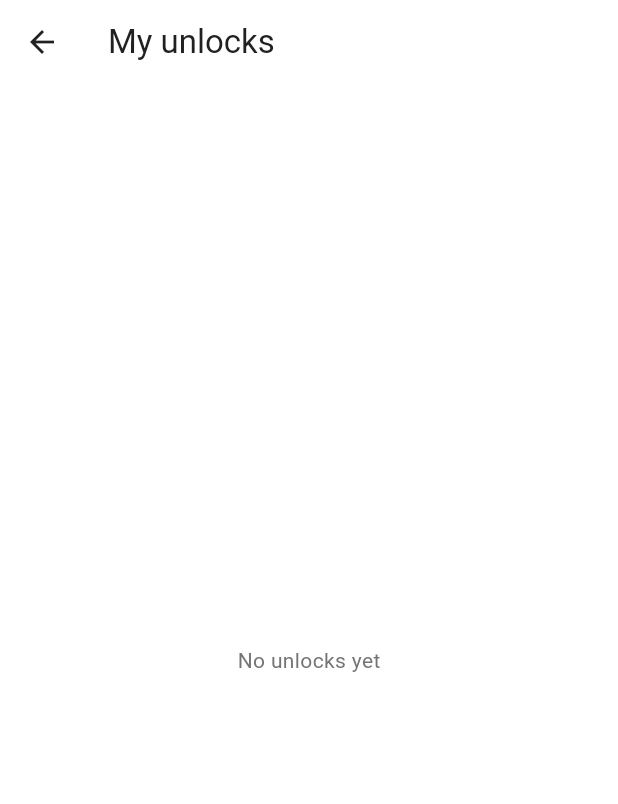
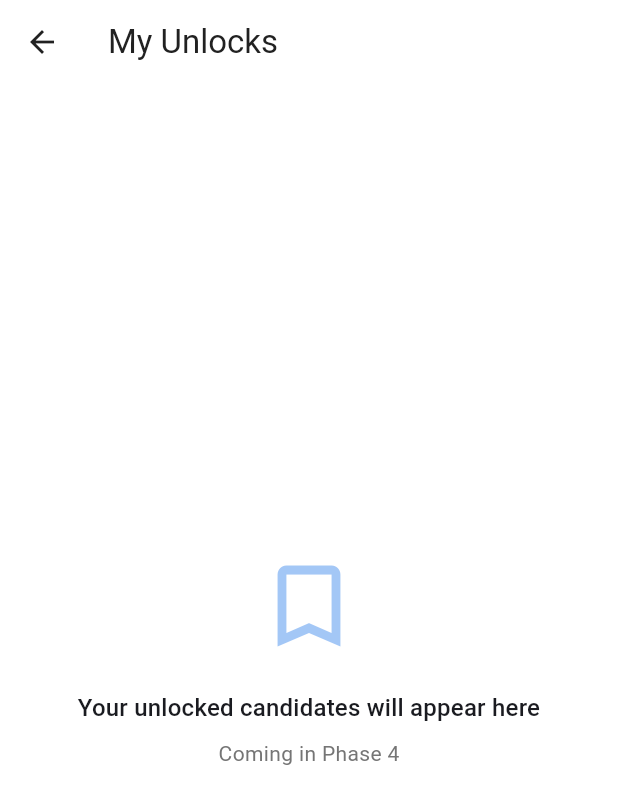
Before and after one commit to BaasherHub/Tarteb, a Flutter app: the MyUnlocksScreen screen opened directly, on a phone screen of 412 x 824 dp. Shown: the top 804 px of the screen. Run offline on Flutter 3.47's test engine with Material 3 defaults, Android fonts, the phone set to English and light mode, and no system bars; our stand-ins replace image_picker, supabase_flutter; accounts and stored records are empty.

Commit message:
Phase 3: Employer navigation
Co-authored-by: Cursor <cursoragent@cursor.com>

```diff
--- a/lib/features/auth/services/auth_navigation.dart
+++ b/lib/features/auth/services/auth_navigation.dart
@@ -4,8 +4,8 @@ import 'package:tarteb/features/auth/screens/role_selection_screen.dart';
 import 'package:tarteb/features/candidate/models/candidate_onboarding_data.dart';
 import 'package:tarteb/features/candidate/screens/candidate_dashboard_screen.dart';
 import 'package:tarteb/features/candidate/screens/onboarding/step1_photo.dart';
-import 'package:tarteb/features/employer/screens/browse_screen.dart';
 import 'package:tarteb/features/employer/screens/employer_onboarding_screen.dart';
+import 'package:tarteb/features/employer/screens/employer_shell_screen.dart';
 
 /// Routes authenticated users based on [profiles] and role-specific tables.
 abstract final class AuthNavigation {
@@ -87,7 +87,7 @@ abstract final class AuthNavigation {
       );
     } else {
       Navigator.of(context).pushAndRemoveUntil(
-        MaterialPageRoute<void>(builder: (_) => const BrowseScreen()),
+        MaterialPageRoute<void>(builder: (_) => const EmployerShellScreen()),
         (_) => false,
       );
     }
--- a/lib/features/employer/screens/my_unlocks_screen.dart
+++ b/lib/features/employer/screens/my_unlocks_screen.dart
@@ -1,68 +1,40 @@
 import 'package:flutter/material.dart';
-import 'package:tarteb/core/supabase/supabase_client.dart';
-import 'package:tarteb/features/shared/widgets/error_widget.dart';
-import 'package:tarteb/features/shared/widgets/loading_widget.dart';
+import 'package:tarteb/core/constants/app_colors.dart';
 
-class MyUnlocksScreen extends StatefulWidget {
+/// Placeholder for Phase 4 — unlocked candidates list.
+class MyUnlocksScreen extends StatelessWidget {
   const MyUnlocksScreen({super.key});
-
-  @override
-  State<MyUnlocksScreen> createState() => _MyUnlocksScreenState();
-}
-
-class _MyUnlocksScreenState extends State<MyUnlocksScreen> {
-  List<Map<String, dynamic>> _unlocks = [];
-  bool _loading = true;
-  String? _error;
-
-  @override
-  void initState() {
-    super.initState();
-    _load();
-  }
-
-  Future<void> _load() async {
-    setState(() {
-      _loading = true;
-      _error = null;
-    });
-    try {
-      final data = await TartebSupabase.client
-          .from('unlocks')
-          .select('*, candidates(name, role, location)')
-          .order('unlocked_at', ascending: false);
-      setState(() => _unlocks = List<Map<String, dynamic>>.from(data));
-    } catch (e) {
-      setState(() => _error = e.toString());
-    } finally {
-      setState(() => _loading = false);
-    }
-  }
 
   @override
   Widget build(BuildContext context) {
     return Scaffold(
-      appBar: AppBar(title: const Text('My unlocks')),
-      body: _loading
-          ? const LoadingWidget()
-          : _error != null
-              ? TartebErrorWidget(message: _error!, onRetry: _load)
-              : _unlocks.isEmpty
-                  ? const Center(child: Text('No unlocks yet'))
-                  : ListView.builder(
-                      itemCount: _unlocks.length,
-                      itemBuilder: (context, index) {
-                        final u = _unlocks[index];
-                        final c = u['candidates'] as Map<String, dynamic>?;
-                        return ListTile(
-                          title: Text(c?['name'] as String? ?? 'Candidate'),
-                          subtitle: Text(
-                            '${c?['role']} · ${c?['location']}',
-                          ),
-                          trailing: Text('AED ${u['amount_paid']}'),
-                        );
-                      },
-                    ),
+      appBar: AppBar(title: const Text('My Unlocks')),
+      body: Center(
+        child: Padding(
+          padding: const EdgeInsets.all(32),
+          child: Column(
+            mainAxisAlignment: MainAxisAlignment.center,
+            children: [
+              Icon(
+                Icons.bookmark_border,
+                size: 72,
+                color: AppColors.primary.withValues(alpha: 0.4),
+              ),
+              const SizedBox(height: 20),
+              Text(
+                'Your unlocked candidates will appear here',
+                textAlign: TextAlign.center,
+                style: Theme.of(context).textTheme.titleMedium,
+              ),
+              const SizedBox(height: 8),
+              Text(
+                'Coming in Phase 4',
+                style: Theme.of(context).textTheme.bodyMedium,
+              ),
+            ],
+          ),
+        ),
+      ),
     );
   }
 }
```
Also changed, not shown: lib/features/employer/screens/employer_shell_screen.dart (added, +44 -0 lines).
